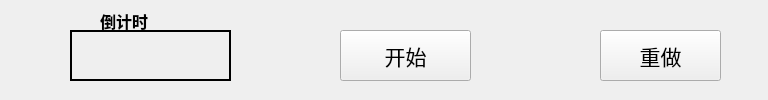
Old version of the form nei_bottom.ui in the repository crazytyt/neitianfa.
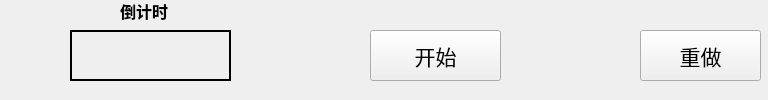
New version of the form.

What changed in the file:
```diff
--- a/nei_bottom.ui
+++ b/nei_bottom.ui
@@ -77,8 +77,8 @@
   <widget class="QLabel" name="label">
    <property name="geometry">
     <rect>
-     <x>100</x>
-     <y>10</y>
+     <x>120</x>
+     <y>0</y>
      <width>91</width>
      <height>21</height>
     </rect>
@@ -98,7 +98,7 @@
   <widget class="QPushButton" name="start">
    <property name="geometry">
     <rect>
-     <x>340</x>
+     <x>370</x>
      <y>30</y>
      <width>131</width>
      <height>51</height>
@@ -117,7 +117,7 @@
   <widget class="QPushButton" name="reset">
    <property name="geometry">
     <rect>
-     <x>600</x>
+     <x>640</x>
      <y>30</y>
      <width>121</width>
      <height>51</height>
```
